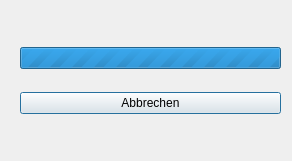
Before: the Qt Designer form progress.ui in Durus-R/video_maker, drawn with Qt 5.
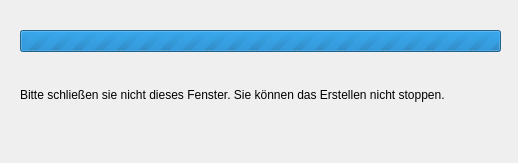
After: the same form once the commit is applied.

Commit message: Remove option to stop thread

What changed in the file:
```diff
--- a/progress.ui
+++ b/progress.ui
@@ -6,8 +6,8 @@
    <rect>
     <x>0</x>
     <y>0</y>
-    <width>292</width>
-    <height>161</height>
+    <width>518</width>
+    <height>163</height>
    </rect>
   </property>
   <property name="windowTitle">
@@ -21,7 +21,7 @@
     <rect>
      <x>20</x>
      <y>30</y>
-     <width>261</width>
+     <width>481</width>
      <height>101</height>
     </rect>
    </property>
@@ -40,9 +40,9 @@
      </widget>
     </item>
     <item>
-     <widget class="QPushButton" name="btnCancel">
+     <widget class="QLabel" name="label">
       <property name="text">
-       <string>Abbrechen</string>
+       <string>Bitte schließen sie nicht dieses Fenster. Sie können das Erstellen nicht stoppen.</string>
       </property>
      </widget>
     </item>
```
The commit also changes 2 other files.
